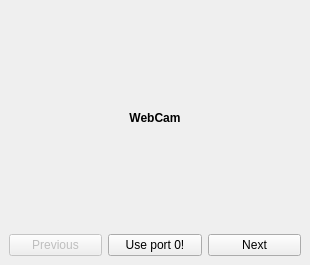
This is gui/design/webcam_view.ui in cdeldon/thermography as Qt 5 draws it before an edit. The edited form follows.
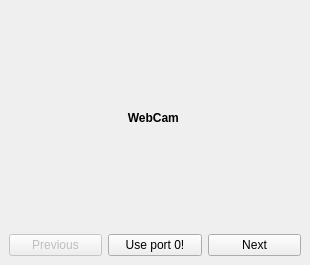
This is the edited form. Icons and pictures are not drawn.

What changed in the file:
```diff
--- a/gui/design/webcam_view.ui
+++ b/gui/design/webcam_view.ui
@@ -49,7 +49,9 @@
        <bool>true</bool>
       </property>
       <property name="text">
-       <string>&lt;html&gt;&lt;head/&gt;&lt;body&gt;&lt;p align=&quot;center&quot;&gt;&lt;span style=&quot; font-weight:600;&quot;&gt;WebCam&lt;/span&gt;&lt;/p&gt;&lt;/body&gt;&lt;/html&gt;</string>
+                            <string>&lt;html&gt;&lt;head/&gt;&lt;body&gt;&lt;p align=&quot;center&quot;&gt;&lt;span
+                                style=&quot; font-weight:600;&quot;&gt;WebCam&lt;/span&gt;&lt;/p&gt;&lt;/body&gt;&lt;/html&gt;
+                            </string>
       </property>
       <property name="textFormat">
        <enum>Qt::RichText</enum>
```
Left out of the diff: 3 changed lines with no effect on the pictures. Lines whose indentation alone changed are shown as unchanged.
